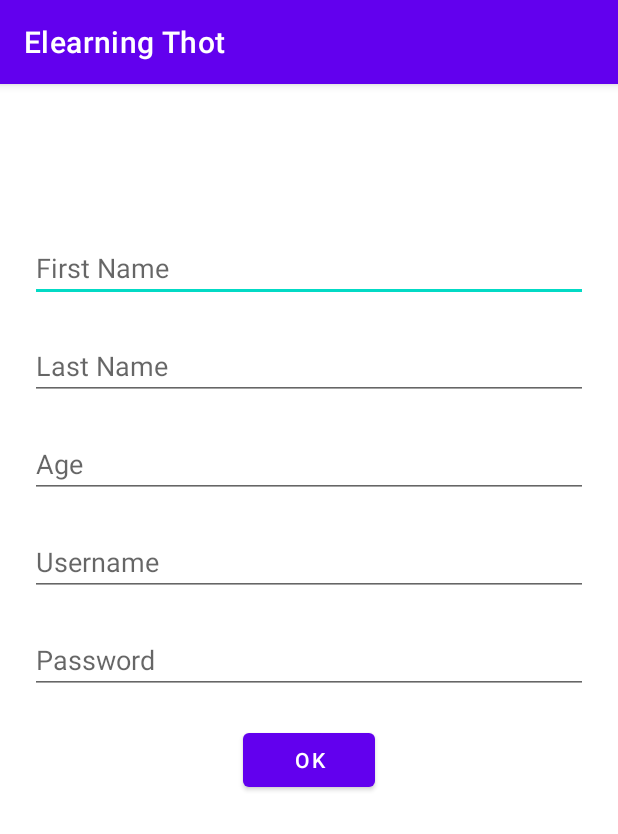
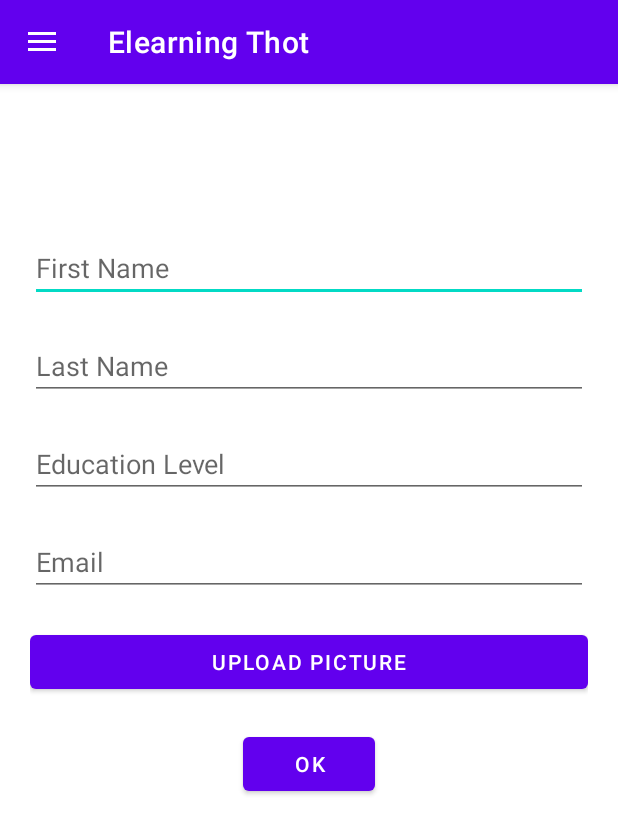
Before and after one commit to zakariafaizi/Thot_Kotlin, an Android app: the RegisterActivity screen opened directly, with no data from a screen before it, on a phone screen of 412 x 824 dp. Shown: the top 834 px of the screen. Run offline under Robolectric (Android 15) with nearby library versions, the phone set to English and light mode, and no system bars.

Commit message:
RegisterActivity with upload photo functionality

```diff
--- a/app/build.gradle
+++ b/app/build.gradle
@@ -19,6 +19,7 @@ android {
         apply plugin: 'com.android.application'
         apply plugin: 'kotlin-android'
         apply plugin: 'kotlin-android-extensions'
+
     }
 
     buildTypes {
--- a/app/src/main/AndroidManifest.xml
+++ b/app/src/main/AndroidManifest.xml
@@ -1,7 +1,7 @@
 <?xml version="1.0" encoding="utf-8"?>
 <manifest xmlns:android="http://schemas.android.com/apk/res/android"
     package="com.example.kotlin_test">
-
+   <uses-permission android:name="android.permission.READ_EXTERNAL_STORAGE"/>
     <application
         android:allowBackup="true"
         android:icon="@mipmap/ic_launcher"
@@ -10,6 +10,7 @@
         android:supportsRtl="true"
         android:theme="@style/Theme.Kotlin_test">
         <activity android:name=".RegisterActivity"></activity>
+
         <activity android:name=".LoginActivity" >
             <intent-filter>
                 <action android:name="android.intent.action.MAIN" />
@@ -17,6 +18,7 @@
                 <category android:name="android.intent.category.LAUNCHER" />
             </intent-filter>
         </activity>
+
         <activity android:name=".MainActivity" />
 
 
--- a/app/src/main/res/layout/activity_register.xml
+++ b/app/src/main/res/layout/activity_register.xml
@@ -1,6 +1,10 @@
 <?xml version="1.0" encoding="utf-8"?>
-<LinearLayout xmlns:android="http://schemas.android.com/apk/res/android"
-    android:layout_width="match_parent" android:layout_height="match_parent">
+<androidx.drawerlayout.widget.DrawerLayout xmlns:android="http://schemas.android.com/apk/res/android"
+    android:layout_width="match_parent"
+    android:layout_height="match_parent"
+    xmlns:app="http://schemas.android.com/apk/res-auto"
+    android:id="@+id/drawerLayout3">
+
 
 
     <LinearLayout
@@ -31,24 +35,25 @@
         <EditText
             android:layout_width="match_parent"
             android:layout_height="wrap_content"
-            android:hint="Age"
-            android:id="@+id/age"
+            android:hint="Education Level"
+            android:id="@+id/level"
             android:layout_marginBottom="20dp"
             />
+
         <EditText
             android:layout_width="match_parent"
             android:layout_height="wrap_content"
-            android:hint="Username"
-            android:id="@+id/username"
+            android:hint="Email"
+            android:id="@+id/email"
             android:layout_marginBottom="20dp"
 
             />
-        <EditText
+        <Button
             android:layout_width="match_parent"
             android:layout_height="wrap_content"
-            android:hint="Password"
-            android:inputType="textPassword"
-            android:id="@+id/password"
+            android:text="Upload Picture"
+            android:id="@+id/picture"
+            android:textColor="@color/white"
             android:layout_marginBottom="20dp"
 
             />
@@ -62,7 +67,18 @@
             android:layout_gravity="center"/>
 
 
+
+
     </LinearLayout>
 
+    <com.google.android.material.navigation.NavigationView
+        android:id="@+id/navView3"
+        android:layout_width="wrap_content"
+        android:layout_height="match_parent"
+        app:headerLayout="@layout/nav_header"
+        app:menu="@menu/nav_drawer_menu"
+        android:layout_gravity="start"
+        android:fitsSystemWindows="true" />
 
-</LinearLayout>
+
+</androidx.drawerlayout.widget.DrawerLayout>
--- a/app/src/main/res/menu/nav_drawer_menu.xml
+++ b/app/src/main/res/menu/nav_drawer_menu.xml
@@ -2,17 +2,17 @@
 <menu xmlns:android="http://schemas.android.com/apk/res/android">
 
     <item
-        android:id="@+id/myItem1"
-        android:title="item1"/>
+        android:id="@+id/itemRegister"
+        android:title="Register"/>
 
     <item
-        android:id="@+id/myItem2"
-        android:title="item2"/>
+        android:id="@+id/itemLogin"
+        android:title="Login"/>
 
 
     <item
-        android:id="@+id/myItem3"
-        android:title="item3"/>
+        android:id="@+id/itemHome"
+        android:title="Home"/>
 
 
 
```
Also changed, not shown: app/src/main/java/com/example/kotlin_test/LoginActivity.kt (+20 -8 lines), app/src/main/java/com/example/kotlin_test/RegisterActivity.kt (+91 -0 lines), app/src/main/res/layout/activity_login.xml (+10 -8 lines), app/src/main/res/layout/activity_main.xml (+12 -25 lines).
